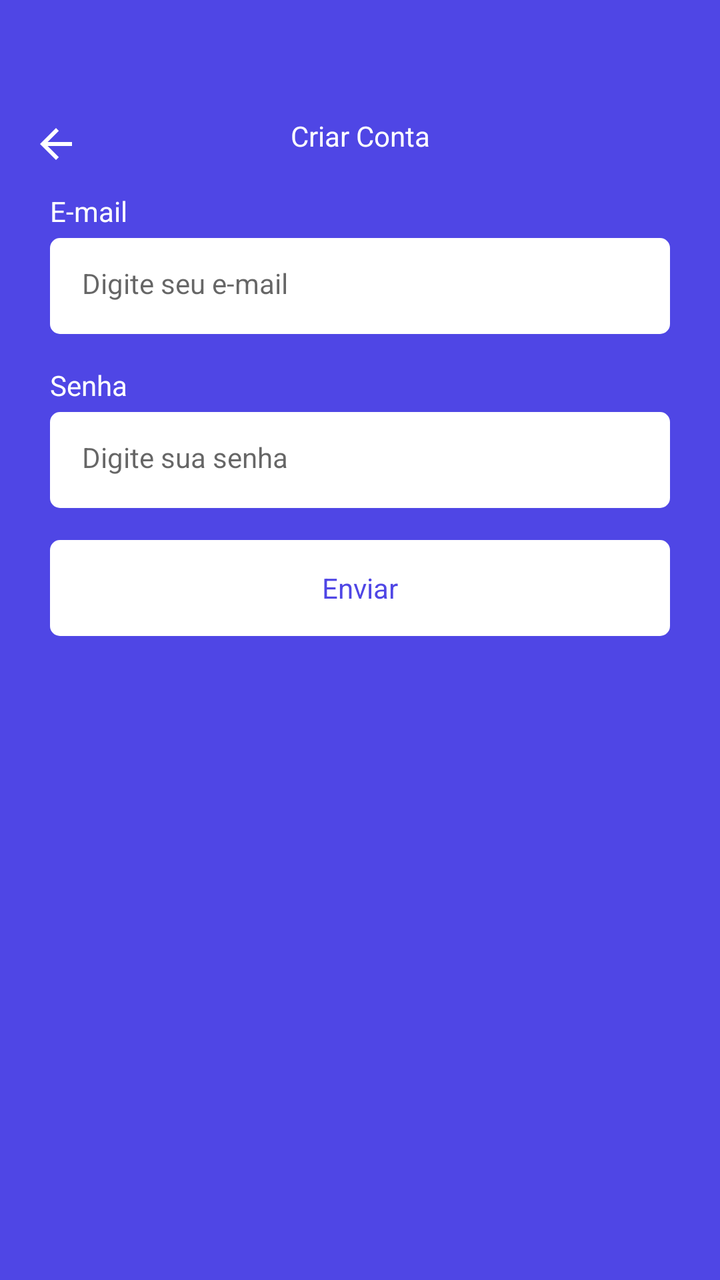
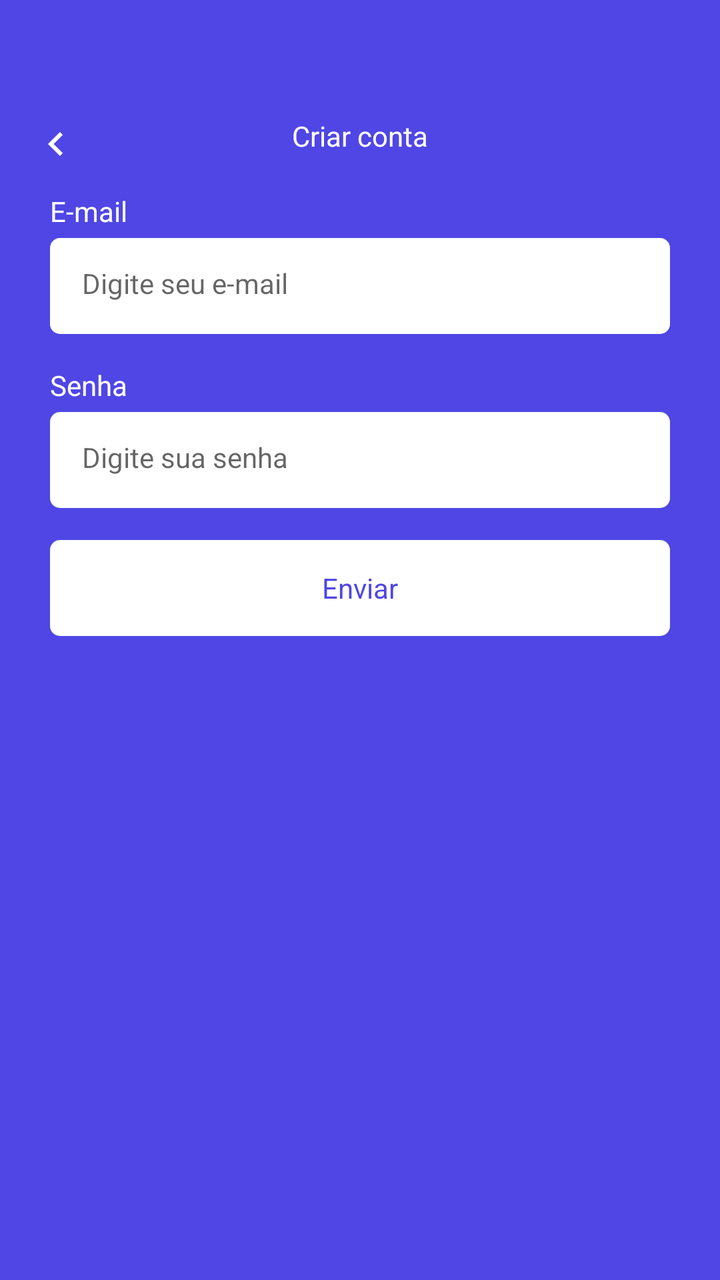

Two renders of the same Android screen: before a commit and after it. Below are the layout's source before the change and the commit's diff.
<!-- AndroidManifest.xml: application theme Theme.Task -->
<!-- res/layout/fragment_register.xml -->
<?xml version="1.0" encoding="utf-8"?>
<ScrollView xmlns:android="http://schemas.android.com/apk/res/android"
    xmlns:tools="http://schemas.android.com/tools"
    android:layout_width="match_parent"
    android:layout_height="match_parent"
    xmlns:app="http://schemas.android.com/apk/res-auto"
    tools:context=".ui.auth.RegisterFragment"
    android:fillViewport="true">

    <LinearLayout
        android:id="@+id/linearlayout1"
        android:layout_width="match_parent"
        android:layout_height="wrap_content"
        android:orientation="vertical" >

        <com.google.android.material.appbar.MaterialToolbar
            android:id="@+id/toolbar"
            android:layout_width="match_parent"
            android:layout_height="wrap_content"
            app:navigationIcon="@drawable/ic_back"
            android:paddingTop="40dp" >

            <TextView
                android:layout_width="wrap_content"
                android:layout_height="wrap_content"
                android:text="Criar Conta"
                android:textColor="@color/white"
                android:layout_gravity="center_horizontal" />


        </com.google.android.material.appbar.MaterialToolbar>

        <LinearLayout
            android:id="@+id/linearlayout2"
            android:layout_height="wrap_content"
            android:layout_width="match_parent"
            android:orientation="vertical"
            android:layout_marginHorizontal="25dp"
            android:gravity="center_vertical" >

            <TextView
                android:layout_width="wrap_content"
                android:layout_height="wrap_content"
                android:text="E-mail"
                android:textColor="@color/white" />

            <EditText
                android:id="@+id/email"
                style="@style/EditTextTheme"
                android:layout_width="match_parent"
                android:layout_height="48dp"
                android:hint="Digite seu e-mail"
                android:inputType="textEmailAddress"
                android:layout_marginTop="4dp" />

            <TextView
                android:layout_width="wrap_content"
                android:layout_height="wrap_content"
                android:text="Senha"
                android:textColor="@color/white"
                android:layout_marginTop="16dp"/>

            <EditText
                android:id="@+id/senha"
                style="@style/EditTextTheme"
                android:layout_width="match_parent"
                android:layout_height="48dp"
                android:inputType="textPassword"
                android:hint="Digite sua senha"
                android:layout_marginTop="4dp" />

            <com.google.android.material.button.MaterialButton
                android:id="@+id/registrar"
                style="@style/ButtonTheme"
                android:layout_width="match_parent"
                android:layout_height="wrap_content"
                android:text="Enviar"
                android:layout_marginTop="16dp" />

            <ProgressBar
                android:layout_width="wrap_content"
                android:layout_height="wrap_content"
                android:layout_marginTop="8dp"
                android:indeterminateTint="@color/white"
                android:layout_gravity="center"
                android:visibility="invisible"
                tools:visibility="visible" />

        </LinearLayout>

    </LinearLayout>

</ScrollView>
<!-- resources referenced by this layout -->
<resources>
  <color name="white">#FFFFFFFF</color>
  <!-- drawable ic_back (drawable) -->
  <vector xmlns:android="http://schemas.android.com/apk/res/android" android:autoMirrored="true" android:height="24dp" android:tint="#FFFF" android:viewportHeight="24" android:viewportWidth="24" android:width="24dp">
        
      <path android:fillColor="@android:color/white" android:pathData="M20,11H7.83l5.59,-5.59L12,4l-8,8 8,8 1.41,-1.41L7.83,13H20v-2z"/>
      
  </vector>
  <style name="ButtonTheme" parent="Theme.MaterialComponents.DayNight.NoActionBar">
          <item name="android:background">@drawable/bg_btn</item>
          <item name="android:textAllCaps">false</item>
          <item name="android:textColor">@color/color_default</item>
          <item name="backgroundTint">@null</item>
      </style>
  <style name="EditTextTheme" parent="Theme.MaterialComponents.DayNight.NoActionBar">
          <item name="android:background">@drawable/bg_edit_text</item>
          <item name="android:padding">16dp</item>
          <item name="android:textSize">14sp</item>
      </style>
  <style name="Theme.Task" parent="Base.Theme.Task" />
  <!-- drawable bg_btn (drawable) -->
  <?xml version="1.0" encoding="utf-8"?>
  <shape xmlns:android="http://schemas.android.com/apk/res/android">
  
      <solid android:color="@color/white" />
      <corners android:radius="5dp" />
  
  </shape>
  <color name="color_default">#4F46E5</color>
  <!-- drawable bg_edit_text (drawable) -->
  <?xml version="1.0" encoding="utf-8"?>
  <shape xmlns:android="http://schemas.android.com/apk/res/android">
  
      <solid android:color="@color/white" />
      <corners android:radius="5dp" />
  
  </shape>
  <style name="Base.Theme.Task" parent="Theme.Material3.DayNight.NoActionBar">
          
          
          <item name="colorPrimary">@color/color_default</item>
          <item name="colorPrimaryVariant">@color/color_default</item>
          <item name="android:windowBackground">@color/color_default</item>
      </style>
</resources>

<!-- the commit's change to res/layout/fragment_register.xml (unified diff, before → after) -->
@@ -23,7 +23,7 @@
             <TextView
                 android:layout_width="wrap_content"
                 android:layout_height="wrap_content"
-                android:text="Criar Conta"
+                android:text="@string/text_title_toolbar_register_fragment"
                 android:textColor="@color/white"
                 android:layout_gravity="center_horizontal" />
 
@@ -41,7 +41,7 @@
             <TextView
                 android:layout_width="wrap_content"
                 android:layout_height="wrap_content"
-                android:text="E-mail"
+                android:text="@string/email_text"
                 android:textColor="@color/white" />
 
             <EditText
@@ -49,14 +49,14 @@
                 style="@style/EditTextTheme"
                 android:layout_width="match_parent"
                 android:layout_height="48dp"
-                android:hint="Digite seu e-mail"
+                android:hint="@string/hint_edit_email"
                 android:inputType="textEmailAddress"
                 android:layout_marginTop="4dp" />
 
             <TextView
                 android:layout_width="wrap_content"
                 android:layout_height="wrap_content"
-                android:text="Senha"
+                android:text="@string/password_text"
                 android:textColor="@color/white"
                 android:layout_marginTop="16dp"/>
 
@@ -66,7 +66,7 @@
                 android:layout_width="match_parent"
                 android:layout_height="48dp"
                 android:inputType="textPassword"
-                android:hint="Digite sua senha"
+                android:hint="@string/hint_edit_password"
                 android:layout_marginTop="4dp" />
 
             <com.google.android.material.button.MaterialButton
@@ -74,10 +74,11 @@
                 style="@style/ButtonTheme"
                 android:layout_width="match_parent"
                 android:layout_height="wrap_content"
-                android:text="Enviar"
+                android:text="@string/text_button_register_fragment"
                 android:layout_marginTop="16dp" />
 
             <ProgressBar
+                android:id="@+id/progressBar"
                 android:layout_width="wrap_content"
                 android:layout_height="wrap_content"
                 android:layout_marginTop="8dp"
<!-- resource entries referenced after the edit -->
@@ -2,11 +2,23 @@
 <resources>
   <color name="white">#FFFFFFFF</color>
   <!-- drawable ic_back (drawable) -->
-  <vector xmlns:android="http://schemas.android.com/apk/res/android" android:autoMirrored="true" android:height="24dp" android:tint="#FFFF" android:viewportHeight="24" android:viewportWidth="24" android:width="24dp">
-        
-      <path android:fillColor="@android:color/white" android:pathData="M20,11H7.83l5.59,-5.59L12,4l-8,8 8,8 1.41,-1.41L7.83,13H20v-2z"/>
-      
+  <vector xmlns:android="http://schemas.android.com/apk/res/android"
+      android:width="24dp"
+      android:height="24dp"
+      android:autoMirrored="true"
+      android:tint="#FFFFFF"
+      android:viewportWidth="24"
+      android:viewportHeight="24">
+      <path
+          android:fillColor="@android:color/white"
+          android:pathData="M15.41,7.41L14,6l-6,6 6,6 1.41,-1.41L10.83,12z" />
   </vector>
+  <string name="email_text">E-mail</string>
+  <string name="hint_edit_email">Digite seu e-mail</string>
+  <string name="hint_edit_password">Digite sua senha</string>
+  <string name="password_text">Senha</string>
+  <string name="text_button_register_fragment">Enviar</string>
+  <string name="text_title_toolbar_register_fragment">Criar conta</string>
   <style name="ButtonTheme" parent="Theme.MaterialComponents.DayNight.NoActionBar">
           <item name="android:background">@drawable/bg_btn</item>
           <item name="android:textAllCaps">false</item>
@@ -21,7 +33,8 @@
   <style name="Theme.Task" parent="Base.Theme.Task" />
   <!-- drawable bg_btn (drawable) -->
   <?xml version="1.0" encoding="utf-8"?>
-  <shape xmlns:android="http://schemas.android.com/apk/res/android">
+  <shape xmlns:android="http://schemas.android.com/apk/res/android"
+      android:shape="rectangle">
   
       <solid android:color="@color/white" />
       <corners android:radius="5dp" />
@@ -30,15 +43,14 @@
   <color name="color_default">#4F46E5</color>
   <!-- drawable bg_edit_text (drawable) -->
   <?xml version="1.0" encoding="utf-8"?>
-  <shape xmlns:android="http://schemas.android.com/apk/res/android">
+  <shape xmlns:android="http://schemas.android.com/apk/res/android"
+      android:shape="rectangle">
   
       <solid android:color="@color/white" />
       <corners android:radius="5dp" />
   
   </shape>
   <style name="Base.Theme.Task" parent="Theme.Material3.DayNight.NoActionBar">
-          
-          
           <item name="colorPrimary">@color/color_default</item>
           <item name="colorPrimaryVariant">@color/color_default</item>
           <item name="android:windowBackground">@color/color_default</item>
